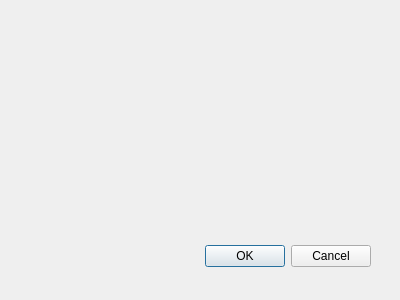
The window that src/plugins/TakeLinePlugin/takelinedialog.ui (karakirimu/AutoBatchTools) describes before a commit, drawn with Qt 5.
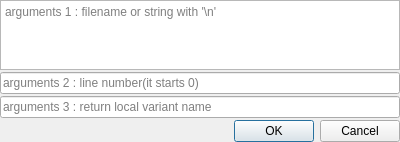
The same window after the commit.

Patch:
```diff
--- a/src/plugins/TakeLinePlugin/takelinedialog.ui
+++ b/src/plugins/TakeLinePlugin/takelinedialog.ui
@@ -9,28 +9,60 @@
     <x>0</x>
     <y>0</y>
     <width>400</width>
-    <height>300</height>
+    <height>122</height>
    </rect>
   </property>
   <property name="windowTitle">
    <string>Dialog</string>
   </property>
-  <widget class="QDialogButtonBox" name="buttonBox">
-   <property name="geometry">
-    <rect>
-     <x>30</x>
-     <y>240</y>
-     <width>341</width>
-     <height>32</height>
-    </rect>
+  <layout class="QVBoxLayout" name="verticalLayout">
+   <property name="spacing">
+    <number>2</number>
    </property>
-   <property name="orientation">
-    <enum>Qt::Horizontal</enum>
+   <property name="leftMargin">
+    <number>0</number>
    </property>
-   <property name="standardButtons">
-    <set>QDialogButtonBox::Cancel|QDialogButtonBox::Ok</set>
+   <property name="topMargin">
+    <number>0</number>
    </property>
-  </widget>
+   <property name="rightMargin">
+    <number>0</number>
+   </property>
+   <property name="bottomMargin">
+    <number>0</number>
+   </property>
+   <item>
+    <widget class="QPlainTextEdit" name="plainTextEdit">
+     <property name="placeholderText">
+      <string>arguments 1 : filename or string with '\n'</string>
+     </property>
+    </widget>
+   </item>
+   <item>
+    <widget class="QLineEdit" name="removelineEdit">
+     <property name="placeholderText">
+      <string>arguments 2 : line number(it starts 0)</string>
+     </property>
+    </widget>
+   </item>
+   <item>
+    <widget class="QLineEdit" name="returnLineEdit">
+     <property name="placeholderText">
+      <string>arguments 3 : return local variant name</string>
+     </property>
+    </widget>
+   </item>
+   <item>
+    <widget class="QDialogButtonBox" name="buttonBox">
+     <property name="orientation">
+      <enum>Qt::Horizontal</enum>
+     </property>
+     <property name="standardButtons">
+      <set>QDialogButtonBox::Cancel|QDialogButtonBox::Ok</set>
+     </property>
+    </widget>
+   </item>
+  </layout>
  </widget>
  <pixmapfunction/>
  <resources/>
```
Left out of the diff: 10 changed lines with no effect on the pictures.
